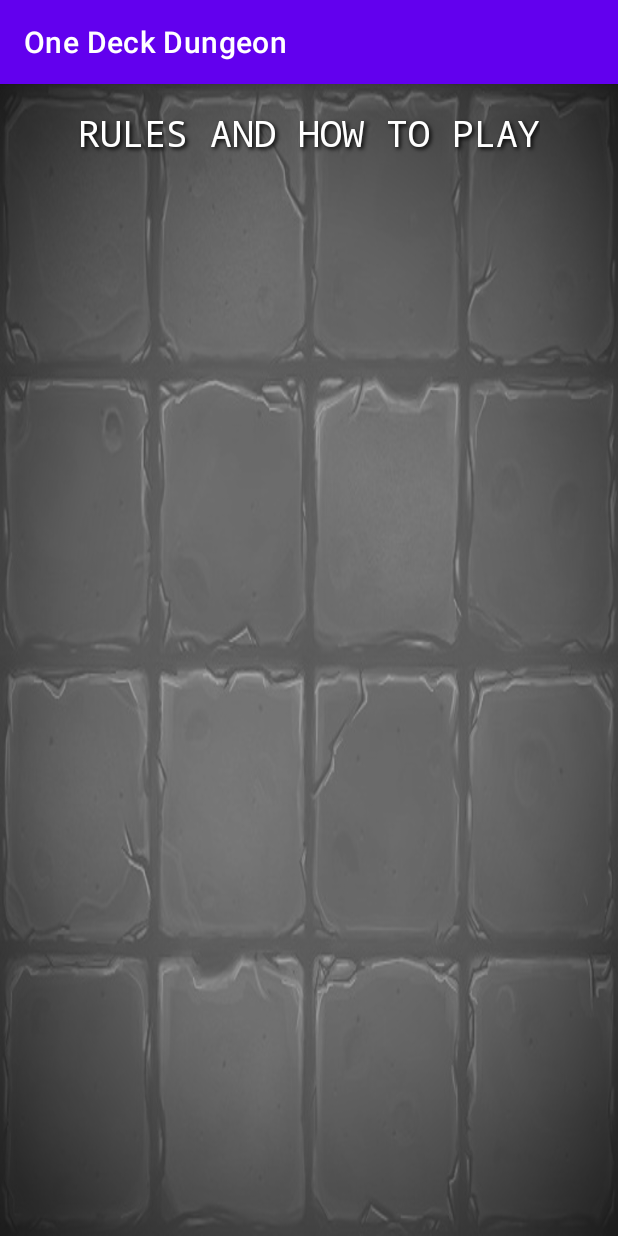
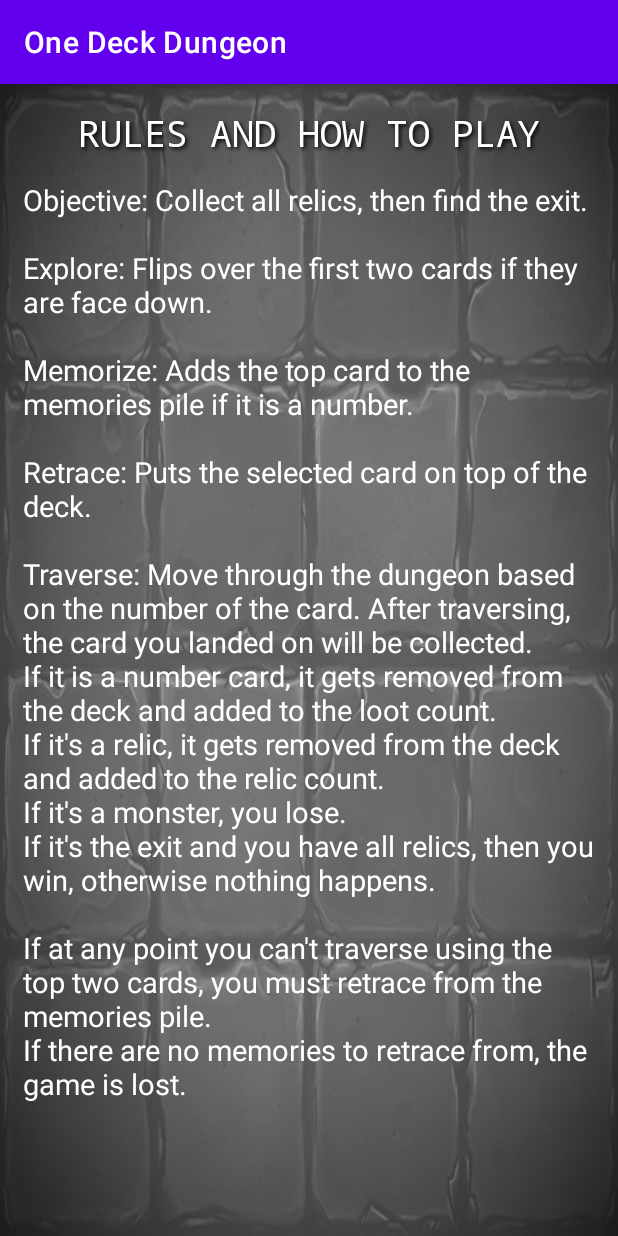
Before and after one commit to SBlaxberg1/OneDeckDungeon, an Android app: the RulesPage screen opened directly, with no data from a screen before it, on a phone screen of 412 x 824 dp. Run offline under Robolectric (Android 15) with nearby library versions, the phone set to English and light mode, and no system bars.

Commit message:
Added ruleset

```diff
--- a/app/src/main/res/layout/rulespage_layout.xml
+++ b/app/src/main/res/layout/rulespage_layout.xml
@@ -12,18 +12,31 @@
         android:layout_width="wrap_content"
         android:layout_height="wrap_content"
         android:fontFamily="monospace"
-        android:text="Rules and How To Play"
-        android:textColor="@color/white"
-        android:textSize="24sp"
         android:shadowColor="@color/black"
         android:shadowDx="1.9"
         android:shadowDy="1.9"
         android:shadowRadius="2.9"
+        android:text="Rules and How To Play"
         android:textAllCaps="true"
+        android:textColor="@color/white"
+        android:textSize="24sp"
         app:layout_constraintBottom_toBottomOf="parent"
         app:layout_constraintEnd_toEndOf="parent"
         app:layout_constraintHorizontal_bias="0.498"
         app:layout_constraintStart_toStartOf="parent"
         app:layout_constraintTop_toTopOf="parent"
         app:layout_constraintVertical_bias="0.022" />
+
+    <TextView
+        android:id="@+id/textView"
+        android:layout_width="381dp"
+        android:layout_height="617dp"
+        android:text="@string/ruleset"
+        android:textColor="@color/white"
+        android:textSize="19sp"
+        app:layout_constraintBottom_toBottomOf="parent"
+        app:layout_constraintEnd_toEndOf="parent"
+        app:layout_constraintStart_toStartOf="parent"
+        app:layout_constraintTop_toBottomOf="@+id/rules_text"
+        app:layout_constraintVertical_bias="0.149" />
 </androidx.constraintlayout.widget.ConstraintLayout>
--- a/app/src/main/res/values/strings.xml
+++ b/app/src/main/res/values/strings.xml
@@ -17,4 +17,6 @@
     <string name="ZERO">0</string>
     <string name="win">YOU FOUND ALL OF THE RELICS AND ESCAPED! YOU WIN!</string>
     <string name="lose">YOU FELL PREY TO A TERRIBLE MONSTER! YOU LOSE!</string>
+
+    <string name="ruleset">Objective: Collect all relics, then find the exit.\n\nExplore: Flips over the first two cards if they are face down.\n\nMemorize: Adds the top card to the memories pile if it is a number.\n\nRetrace: Puts the selected card on top of the deck.\n\nTraverse: Move through the dungeon based on the number of the card. After traversing, the card you landed on will be collected.\nIf it is a number card, it gets removed from the deck and added to the loot count.\nIf it's a relic, it gets removed from the deck and added to the relic count.\nIf it's a monster, you lose.\nIf it's the exit and you have all relics, then you win, otherwise nothing happens.\n\nIf at any point you can't traverse using the top two cards, you must retrace from the memories pile.\nIf there are no memories to retrace from, the game is lost.</string>
 </resources>
```
